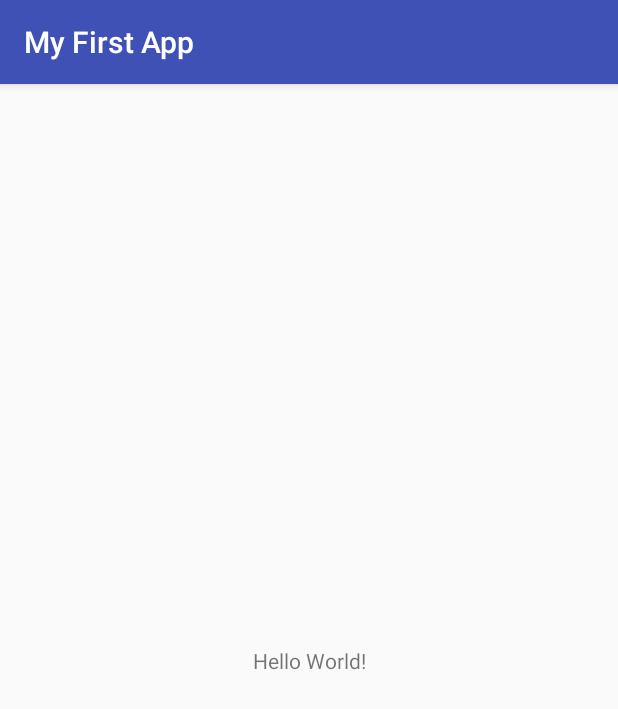
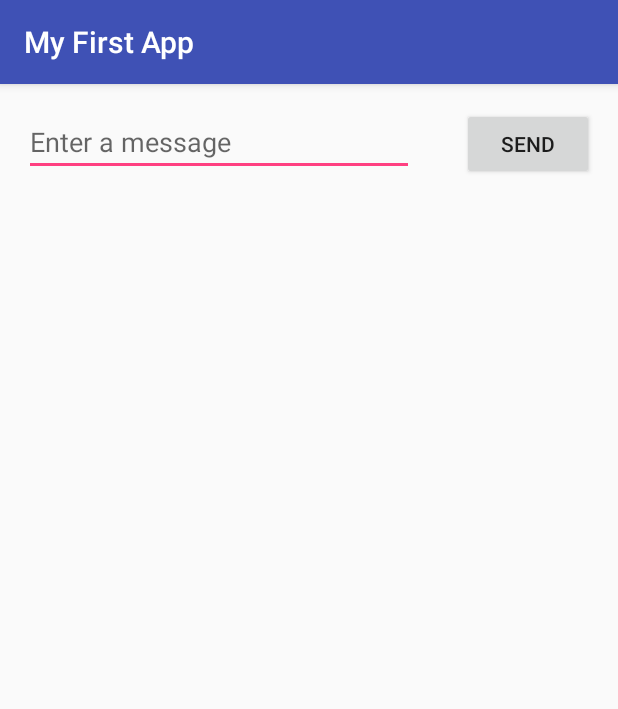
Before and after one commit to StungEye-RRC/First-Android-App, an Android app: the screen it shows after launch (MainActivity), on a phone screen of 412 x 824 dp. Shown: the top 709 px of the screen. Run offline under Robolectric (Android 15) with nearby library versions, the phone set to English and light mode, and no system bars.

Commit message:
Initial commit of first androind app.

```diff
--- a/app/src/main/res/layout/activity_main.xml
+++ b/app/src/main/res/layout/activity_main.xml
@@ -6,13 +6,31 @@
     android:layout_height="match_parent"
     tools:context="com.stungeye.myfirstapp.MainActivity">
 
-    <TextView
+    <EditText
+        android:id="@+id/editText"
+        android:layout_width="0dp"
+        android:layout_height="wrap_content"
+        android:layout_marginEnd="16dp"
+        android:layout_marginStart="16dp"
+        android:layout_marginTop="16dp"
+        android:ems="10"
+        android:hint="@string/edit_message"
+        android:inputType="textPersonName"
+        app:layout_constraintEnd_toStartOf="@+id/button"
+        app:layout_constraintHorizontal_bias="0.5"
+        app:layout_constraintStart_toStartOf="parent"
+        app:layout_constraintTop_toTopOf="parent" />
+
+    <Button
+        android:id="@+id/button"
         android:layout_width="wrap_content"
         android:layout_height="wrap_content"
-        android:text="Hello World!"
-        app:layout_constraintBottom_toBottomOf="parent"
-        app:layout_constraintLeft_toLeftOf="parent"
-        app:layout_constraintRight_toRightOf="parent"
+        android:layout_marginEnd="16dp"
+        android:layout_marginStart="16dp"
+        android:layout_marginTop="16dp"
+        android:text="@string/button_send"
+        app:layout_constraintEnd_toEndOf="parent"
+        app:layout_constraintHorizontal_bias="0.5"
+        app:layout_constraintStart_toEndOf="@+id/editText"
         app:layout_constraintTop_toTopOf="parent" />
-
 </android.support.constraint.ConstraintLayout>
--- a/app/src/main/res/values/strings.xml
+++ b/app/src/main/res/values/strings.xml
@@ -1,3 +1,5 @@
 <resources>
     <string name="app_name">My First App</string>
+    <string name="edit_message">Enter a message</string>
+    <string name="button_send">Send</string>
 </resources>
```
